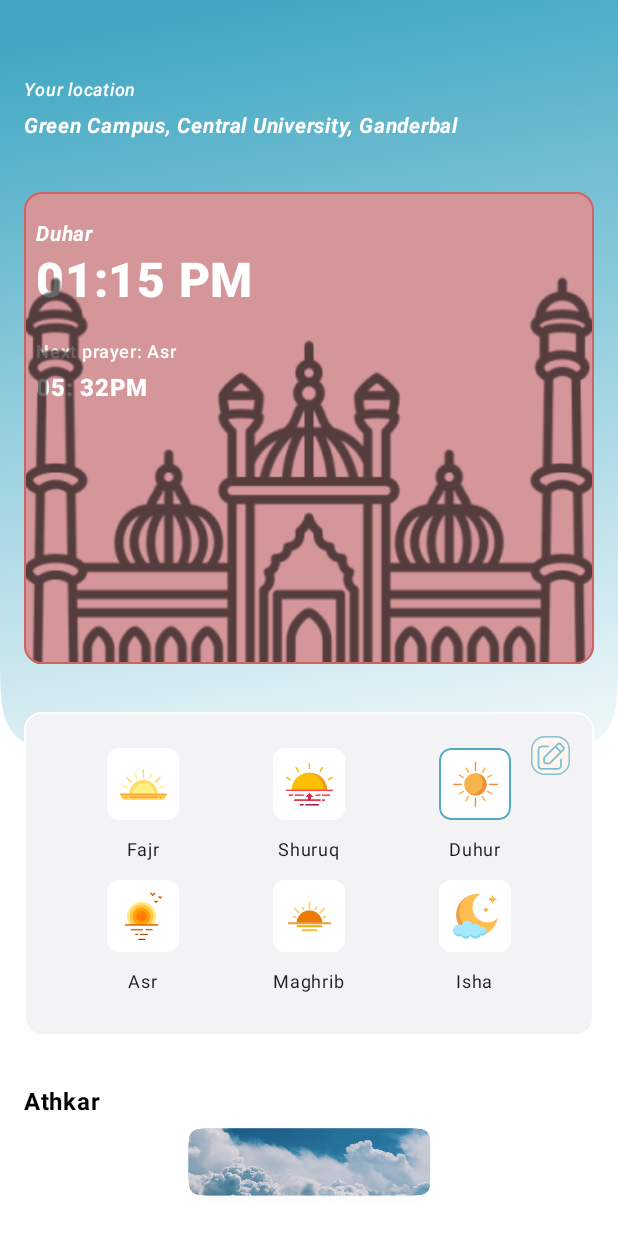
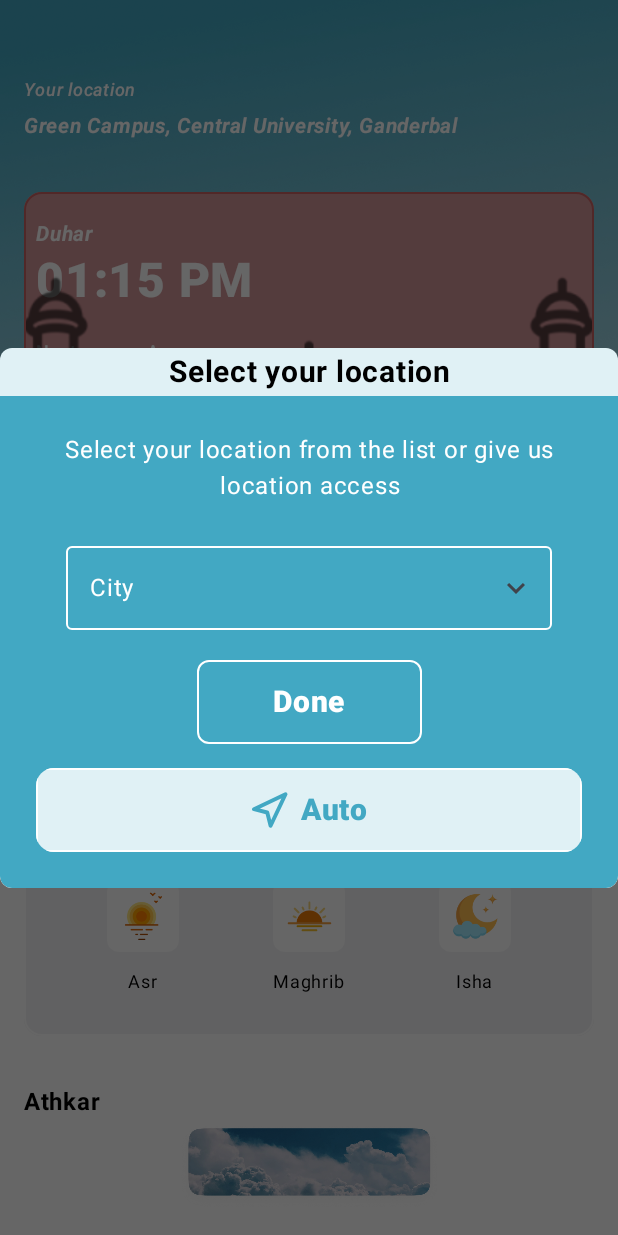
Before and after one commit to hamzasdsol/athkars, an Android app built with Jetpack Compose: the @Preview function HomeScreenPreview, on a phone screen of 412 x 824 dp. Run offline under Robolectric (Android 15) with nearby library versions, the phone set to English and light mode, and no system bars.

Commit message:
Added the home screen popup

```diff
--- a/app/src/main/java/com/app/athkar/MainActivity.kt
+++ b/app/src/main/java/com/app/athkar/MainActivity.kt
@@ -1,46 +1,32 @@
 package com.app.athkar
 
+import android.annotation.SuppressLint
 import android.os.Bundle
 import androidx.activity.ComponentActivity
 import androidx.activity.compose.setContent
 import androidx.compose.foundation.layout.fillMaxSize
 import androidx.compose.material3.MaterialTheme
+import androidx.compose.material3.Scaffold
 import androidx.compose.material3.Surface
 import androidx.compose.material3.Text
 import androidx.compose.runtime.Composable
 import androidx.compose.ui.Modifier
 import androidx.compose.ui.tooling.preview.Preview
+import com.app.athkar.core.navigation.AppNavigation
 import com.app.athkar.ui.theme.AthkarTheme
 
 class MainActivity : ComponentActivity() {
+    @SuppressLint("UnusedMaterial3ScaffoldPaddingParameter")
     override fun onCreate(savedInstanceState: Bundle?) {
         super.onCreate(savedInstanceState)
         setContent {
             AthkarTheme {
-                // A surface container using the 'background' color from the theme
-                Surface(
-                    modifier = Modifier.fillMaxSize(),
-                    color = MaterialTheme.colorScheme.background
+                Scaffold(
+                    modifier = Modifier.fillMaxSize()
                 ) {
-                    Greeting("Android")
+                    AppNavigation()
                 }
             }
         }
     }
 }
-
-@Composable
-fun Greeting(name: String, modifier: Modifier = Modifier) {
-    Text(
-        text = "Hello $name!",
-        modifier = modifier
-    )
-}
-
-@Preview(showBackground = true)
-@Composable
-fun GreetingPreview() {
-    AthkarTheme {
-        Greeting("Android")
-    }
-}
--- a/app/src/main/java/com/app/athkar/core/navigation/AppNavigation.kt
+++ b/app/src/main/java/com/app/athkar/core/navigation/AppNavigation.kt
@@ -1,4 +1,19 @@
 package com.app.athkar.core.navigation
 
-class AppNavigation {
+import androidx.compose.runtime.Composable
+import androidx.navigation.compose.NavHost
+import androidx.navigation.compose.composable
+import androidx.navigation.compose.rememberNavController
+import com.app.athkar.home.presentation.HomeScreen
+import com.app.athkar.home.presentation.HomeState
+
+
+@Composable
+fun AppNavigation() {
+    val navController = rememberNavController()
+    NavHost(navController = navController, startDestination = "home") {
+        composable("home") {
+            HomeScreen(state = HomeState())
+        }
+    }
 }
--- a/app/src/main/java/com/app/athkar/home/presentation/HomeScreen.kt
+++ b/app/src/main/java/com/app/athkar/home/presentation/HomeScreen.kt
@@ -2,34 +2,57 @@ package com.app.athkar.home.presentation
 
 import androidx.compose.foundation.Image
 import androidx.compose.foundation.background
+import androidx.compose.foundation.border
+import androidx.compose.foundation.layout.Arrangement
 import androidx.compose.foundation.layout.Box
 import androidx.compose.foundation.layout.Column
+import androidx.compose.foundation.layout.Row
 import androidx.compose.foundation.layout.Spacer
 import androidx.compose.foundation.layout.fillMaxSize
 import androidx.compose.foundation.layout.fillMaxWidth
 import androidx.compose.foundation.layout.height
 import androidx.compose.foundation.layout.padding
+import androidx.compose.foundation.layout.width
+import androidx.compose.foundation.shape.RoundedCornerShape
+import androidx.compose.material3.AlertDialog
+import androidx.compose.material3.BasicAlertDialog
+import androidx.compose.material3.ExperimentalMaterial3Api
+import androidx.compose.material3.OutlinedButton
 import androidx.compose.material3.Text
 import androidx.compose.runtime.Composable
+import androidx.compose.runtime.mutableStateOf
+import androidx.compose.runtime.remember
+import androidx.compose.ui.Alignment
 import androidx.compose.ui.Modifier
+import androidx.compose.ui.draw.clip
 import androidx.compose.ui.graphics.Color
+import androidx.compose.ui.graphics.ColorFilter
 import androidx.compose.ui.res.painterResource
 import androidx.compose.ui.text.font.FontStyle
 import androidx.compose.ui.text.font.FontWeight
+import androidx.compose.ui.text.style.TextAlign
 import androidx.compose.ui.tooling.preview.Preview
 import androidx.compose.ui.unit.dp
 import androidx.compose.ui.unit.sp
 import com.app.athkar.R
 import com.app.athkar.home.presentation.composables.AllPrayers
 import com.app.athkar.home.presentation.composables.CurrentPrayerDetails
+import com.app.athkar.home.presentation.composables.SelectCityDropDown
 import com.app.athkar.ui.theme.AthkarTheme
+import com.app.athkar.ui.theme.ButtonBackground
+import com.app.athkar.ui.theme.PopupBackground
 
 
+@OptIn(ExperimentalMaterial3Api::class)
 @Composable
 fun HomeScreen(
     state: HomeState,
     onEvent: (HomeViewModelEvent) -> Unit = {}
 ) {
+
+    val showDialog = remember { mutableStateOf(true) }
+
+
     Box(
         modifier =
         Modifier
@@ -73,7 +96,8 @@ fun HomeScreen(
 
             Text(
                 text = "Athkar",
-                fontWeight = FontWeight.W700
+                fontWeight = FontWeight.W700,
+                color = Color.Black
             )
 
             Image(
@@ -81,6 +105,95 @@ fun HomeScreen(
                 painter = painterResource(id = R.drawable.clouds),
                 contentDescription = "clouds"
             )
+        }
+
+        if (showDialog.value) {
+            BasicAlertDialog(
+                modifier = Modifier.fillMaxWidth(),
+                onDismissRequest = { showDialog.value = false }
+            ) {
+                Column(
+                    modifier = Modifier
+                        .clip(
+                            RoundedCornerShape(8.dp)
+                        )
+                        .background(ButtonBackground),
+                    horizontalAlignment = Alignment.CenterHorizontally
+                ) {
+                    Text(
+                        modifier = Modifier
+                            .fillMaxWidth()
+                            .padding(4.dp),
+                        text = "Select your location",
+                        color = Color.Black,
+                        textAlign = TextAlign.Center,
+                        fontWeight = FontWeight.W700,
+                        fontSize = 20.sp
+                    )
+                    Column(
+                        modifier = Modifier
+                            .clip(
+                                RoundedCornerShape(bottomEnd = 8.dp, bottomStart = 8.dp)
+                            )
+                            .background(PopupBackground)
+                            .padding(24.dp),
+                        horizontalAlignment = Alignment.CenterHorizontally
+                    ) {
+
+                        Text(
+                            text = "Select your location from the list or give us location access",
+                            textAlign = TextAlign.Center,
+                            color = Color.White,
+                            fontSize = 16.sp
+                        )
+
+                        SelectCityDropDown()
+
+                        Box(
+                            contentAlignment = Alignment.Center,
+                            modifier = Modifier
+                                .width(150.dp)
+                                .border(1.dp, Color.White, RoundedCornerShape(8.dp))
+                                .padding(16.dp)
+                        ) {
+                            Text(
+                                text = "Done",
+                                color = Color.White,
+                                fontSize = 20.sp,
+                                fontWeight = FontWeight.W800
+                            )
+                        }
+
+                        Spacer(modifier = Modifier.height(16.dp))
+
+                        Row(
+                            verticalAlignment = Alignment.CenterVertically,
+                            horizontalArrangement = Arrangement.Center,
+                            modifier = Modifier
+                                .fillMaxWidth()
+                                .clip(
+                                    RoundedCornerShape(12.dp)
+                                )
+                                .border(1.dp, Color.White)
+                                .background(ButtonBackground)
+                                .padding(16.dp)
+                        ) {
+                            Image(
+                                painter = painterResource(id = R.drawable.ic_location),
+                                colorFilter = ColorFilter.tint(color = PopupBackground),
+                                contentDescription = "Location"
+                            )
+                            Spacer(modifier = Modifier.width(8.dp))
+                            Text(
+                                text = "Auto",
+                                color = PopupBackground,
+                                fontSize = 20.sp,
+                                fontWeight = FontWeight.W800
+                            )
+                        }
+                    }
+                }
+            }
         }
     }
 
--- a/app/src/main/java/com/app/athkar/home/presentation/composables/PrayerItem.kt
+++ b/app/src/main/java/com/app/athkar/home/presentation/composables/PrayerItem.kt
@@ -53,7 +53,8 @@ fun PrayerItem(
         Text(
             text = item.name,
             fontWeight = FontWeight.W400,
-            fontSize = 12.sp
+            fontSize = 12.sp,
+            color = Color.Black
         )
     }
 }
--- /dev/null
+++ b/app/src/main/java/com/app/athkar/home/presentation/composables/SelectCityDropDown.kt
@@ -0,0 +1,120 @@
+package com.app.athkar.home.presentation.composables
+
+import androidx.compose.foundation.border
+import androidx.compose.foundation.clickable
+import androidx.compose.foundation.interaction.MutableInteractionSource
+import androidx.compose.foundation.layout.Column
+import androidx.compose.foundation.layout.fillMaxWidth
+import androidx.compose.foundation.layout.padding
+import androidx.compose.foundation.layout.width
+import androidx.compose.material.icons.Icons
+import androidx.compose.material.icons.filled.KeyboardArrowDown
+import androidx.compose.material.icons.filled.KeyboardArrowUp
+import androidx.compose.material3.DropdownMenu
+import androidx.compose.material3.DropdownMenuItem
+import androidx.compose.material3.ExperimentalMaterial3Api
+import androidx.compose.material3.Icon
+import androidx.compose.material3.OutlinedTextField
+import androidx.compose.material3.OutlinedTextFieldDefaults
+import androidx.compose.material3.Text
+import androidx.compose.material3.TextField
+import androidx.compose.material3.TextFieldColors
+import androidx.compose.material3.TextFieldDefaults
+import androidx.compose.runtime.Composable
+import androidx.compose.runtime.getValue
+import androidx.compose.runtime.mutableStateOf
+import androidx.compose.runtime.remember
+import androidx.compose.runtime.setValue
+import androidx.compose.ui.Modifier
+import androidx.compose.ui.geometry.Size
+import androidx.compose.ui.graphics.Color
+import androidx.compose.ui.layout.onGloballyPositioned
+import androidx.compose.ui.platform.LocalDensity
+import androidx.compose.ui.tooling.preview.Preview
+import androidx.compose.ui.unit.dp
+import androidx.compose.ui.unit.toSize
+import com.app.athkar.ui.theme.AthkarTheme
+
+@OptIn(ExperimentalMaterial3Api::class)
+@Composable
+fun SelectCityDropDown() {
+
+
+    var mExpanded by remember { mutableStateOf(false) }
+// Declaring a boolean value to store
+    // the expanded state of the Text Field
+    val interactionSource = remember {
+        MutableInteractionSource()
+    }
+
+    // Create a list of cities
+    val mCities = listOf("Delhi", "Mumbai", "Chennai", "Kolkata", "Hyderabad", "Bengaluru", "Pune")
+
+    // Create a string value to store the selected city
+    var mSelectedText by remember { mutableStateOf("") }
+
+    var mTextFieldSize by remember { mutableStateOf(Size.Zero) }
+
+    // Up Icon when expanded and down icon when collapsed
+    val icon = if (mExpanded)
+        Icons.Filled.KeyboardArrowUp
+    else
+        Icons.Filled.KeyboardArrowDown
+
+
+    Column(Modifier.padding(20.dp)) {
+
+        // Create an Outlined Text Field
+        // with icon and not expanded
+        OutlinedTextField(
+            colors = TextFieldDefaults.outlinedTextFieldColors(focusedBorderColor = Color.White, unfocusedBorderColor = Color.White),
+            value = mSelectedText,
+            onValueChange = { mSelectedText = it },
+            readOnly = true,
+            modifier = Modifier
+                .fillMaxWidth()
+                .clickable(
+                    interactionSource = interactionSource,
+                    indication = null
+                ) {
+                    mExpanded = !mExpanded
+                }
+                .onGloballyPositioned { coordinates ->
+                    // This value is used to assign to
+                    // the DropDown the same width
+                    mTextFieldSize = coordinates.size.toSize()
+                },
+            label = { Text("City", color = Color.White) },
+            trailingIcon = {
+                Icon(icon, "contentDescription",
+                    Modifier.clickable { mExpanded = !mExpanded })
+            }
+        )
+
+        // Create a drop-down menu with list of cities,
+        // when clicked, set the Text Field text as the city selected
+        DropdownMenu(
+            expanded = mExpanded,
+            onDismissRequest = { mExpanded = false },
+            modifier = Modifier
+                .width(with(LocalDensity.current) { mTextFieldSize.width.toDp() })
+        ) {
+            mCities.forEach { label ->
+                DropdownMenuItem(
+                    text = { Text(text = label) },
+                    onClick = {
+                        mSelectedText = label
+                        mExpanded = false
+                    })
+            }
+        }
+    }
+}
+
+@Preview
+@Composable
+private fun SelectCityDropDownPreview() {
+    AthkarTheme {
+        SelectCityDropDown()
+    }
+}
--- a/app/src/main/java/com/app/athkar/ui/theme/Color.kt
+++ b/app/src/main/java/com/app/athkar/ui/theme/Color.kt
@@ -12,3 +12,5 @@ val Pink40 = Color(0xFF7D5260)
 
 val CardBackground = Color(0xFFCB6565)
 val PrayerIconBorder = Color(0xFF55ABC1)
+val PopupBackground = Color(0xFF42A8C3)
+val ButtonBackground = Color(0xFFE0F1F5)
--- /dev/null
+++ b/app/src/main/res/drawable/ic_location.xml
@@ -0,0 +1,14 @@
+<vector xmlns:android="http://schemas.android.com/apk/res/android"
+    android:width="25dp"
+    android:height="24dp"
+    android:viewportWidth="25"
+    android:viewportHeight="24">
+  <path
+      android:pathData="M2,11.447L23,1.5L13.053,22.5L10.842,13.658L2,11.447Z"
+      android:strokeLineJoin="round"
+      android:strokeWidth="2.625"
+      android:fillColor="#00000000"
+      android:fillType="evenOdd"
+      android:strokeColor="#42A8C3"
+      android:strokeLineCap="round"/>
+</vector>
```
